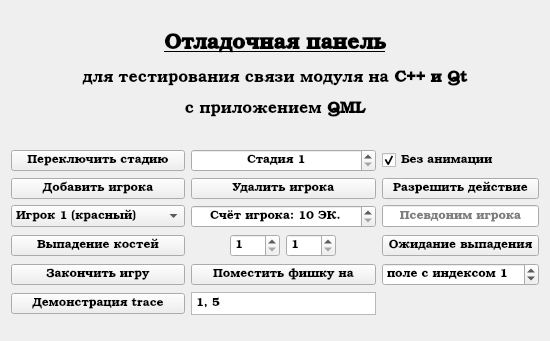
This is userinterface/subinterfaces/gamemanagerwindow.ui in AlekseyLapunov/Client-Monopoly as Qt 5 draws it before an edit. The edited form follows.
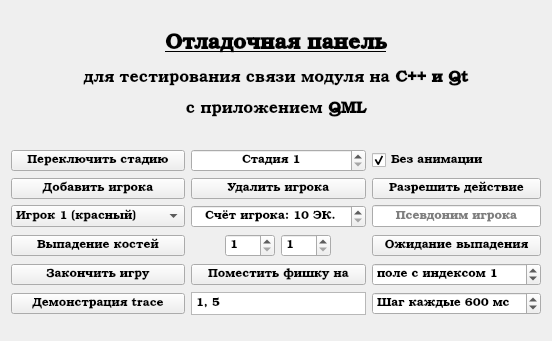
This is the edited form.

Commit message: Complete gaming piece trace path-finding method

Diff of the .ui file:
```diff
--- a/userinterface/subinterfaces/gamemanagerwindow.ui
+++ b/userinterface/subinterfaces/gamemanagerwindow.ui
@@ -312,6 +312,28 @@
        </property>
       </widget>
      </item>
+     <item row="5" column="2">
+      <widget class="QSpinBox" name="sbTraceSpaceTime">
+       <property name="suffix">
+        <string> мс</string>
+       </property>
+       <property name="prefix">
+        <string>Шаг каждые </string>
+       </property>
+       <property name="minimum">
+        <number>200</number>
+       </property>
+       <property name="maximum">
+        <number>2000</number>
+       </property>
+       <property name="singleStep">
+        <number>100</number>
+       </property>
+       <property name="value">
+        <number>600</number>
+       </property>
+      </widget>
+     </item>
     </layout>
    </item>
    <item row="0" column="0">
```
The commit also changes 3 other files.
